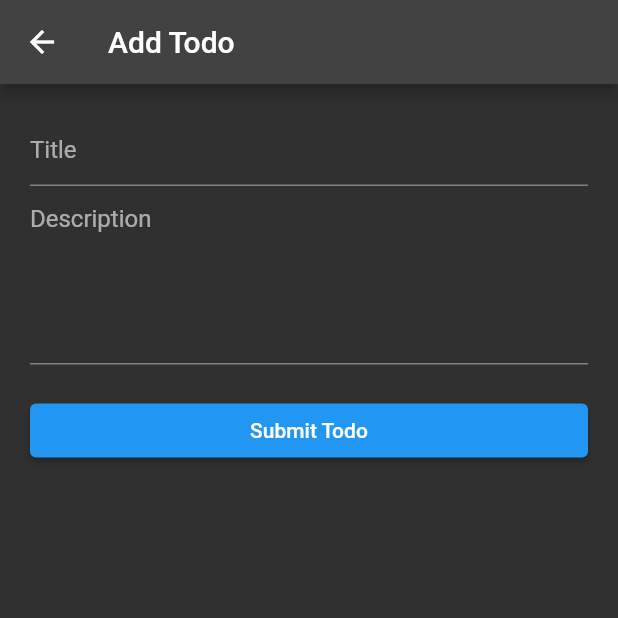
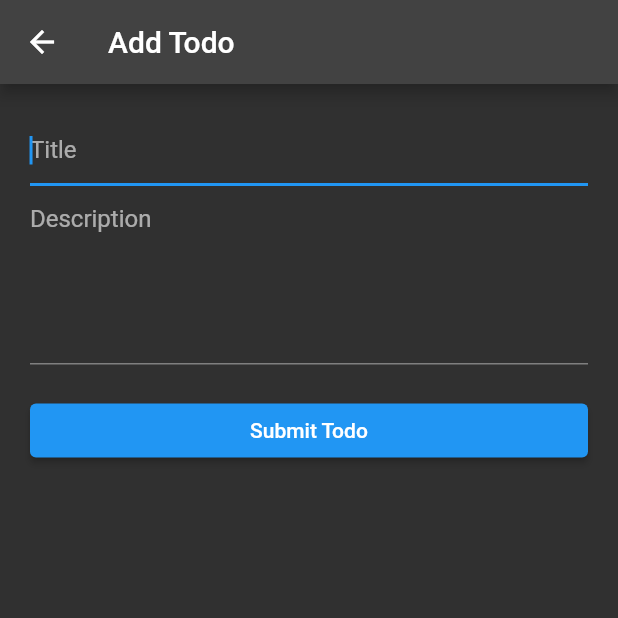
Before and after one commit to bigmotion001/Flutter-App-API-CRUD, a Flutter app: the AddTodoPage screen opened directly, after a tap on "Submit Todo", on a phone screen of 412 x 824 dp, the top half of it. Run offline on Flutter 3.47's test engine with Material 2 defaults, Android fonts, the phone set to English and light mode, and no system bars; network calls fail.

Commit message:
upgraded flutter

```diff
--- a/lib/pages/add_page.dart
+++ b/lib/pages/add_page.dart
@@ -1,4 +1,8 @@
+import 'dart:convert';
+
+
 import 'package:flutter/material.dart';
+import 'package:http/http.dart' as http;
 
 class AddTodoPage extends StatefulWidget {
   const AddTodoPage({super.key});
@@ -8,6 +12,9 @@ class AddTodoPage extends StatefulWidget {
 }
 
 class _AddTodoPageState extends State<AddTodoPage> {
+  //form data
+  TextEditingController titleController = TextEditingController();
+  TextEditingController descriptionController = TextEditingController();
   @override
   Widget build(BuildContext context) {
     return Scaffold(
@@ -17,20 +24,28 @@ class _AddTodoPageState extends State<AddTodoPage> {
       body: ListView(
         padding: const EdgeInsets.all(20.0),
         children: [
-          const TextField(
-            decoration: InputDecoration(hintText: "Title"),
+
+          TextField(
+            controller: titleController,
+            autofocus: true,
+            decoration: const InputDecoration(hintText: "Title"),
           ),
-          const TextField(
-            decoration: InputDecoration(hintText: "Description"),
+
+          TextField(
+            controller: descriptionController,
+            autofocus: true,
+            decoration: const InputDecoration(hintText: "Description"),
             keyboardType: TextInputType.multiline,
             minLines: 5,
             maxLines: 8,
           ),
+
           const SizedBox(
             height: 20,
           ),
+
           ElevatedButton(
-            onPressed: () {},
+            onPressed: submitData,
             child: const Text("Submit Todo"),
           ),
         ],
@@ -39,12 +54,27 @@ class _AddTodoPageState extends State<AddTodoPage> {
   }
 
   //submit form method
-  void submitData(){
+  Future<void> submitData() async {
     //get data from form
+    final title = titleController.text;
+    final description = descriptionController.text;
+    final body = {
+      "title": title,
+      "description": description,
+      "is_completed": false
+    };
 
     //submit data to the server
+    const url = 'http://api.nstack.in/v1/todos';
+    final uri = Uri.parse(url);
+    final response = await http.post(
+      uri,
+      body: jsonEncode(body),
+      headers: {'ContentType': 'application/json'},
+    );
+    //show success or fail message base on status
 
-    //show success message
-
+    print(response.statusCode);
+    print(response.body);
   }
 }
--- a/pubspec.yaml
+++ b/pubspec.yaml
@@ -3,7 +3,7 @@ description: A new Flutter project.
 
 # The following line prevents the package from being accidentally published to
 # pub.dev using `flutter pub publish`. This is preferred for private packages.
-publish_to: 'none' # Remove this line if you wish to publish to pub.dev
+publish_to: "none" # Remove this line if you wish to publish to pub.dev
 
 # The following defines the version and build number for your application.
 # A version number is three numbers separated by dots, like 1.2.43
@@ -30,10 +30,10 @@ dependencies:
   flutter:
     sdk: flutter
 
-
   # The following adds the Cupertino Icons font to your application.
   # Use with the CupertinoIcons class for iOS style icons.
   cupertino_icons: ^1.0.2
+  http: ^0.13.5
 
 dev_dependencies:
   flutter_test:
@@ -51,7 +51,6 @@ dev_dependencies:
 
 # The following section is specific to Flutter packages.
 flutter:
-
   # The following line ensures that the Material Icons font is
   # included with your application, so that you can use the icons in
   # the material Icons class.
```
Also changed, not shown: pubspec.lock.
